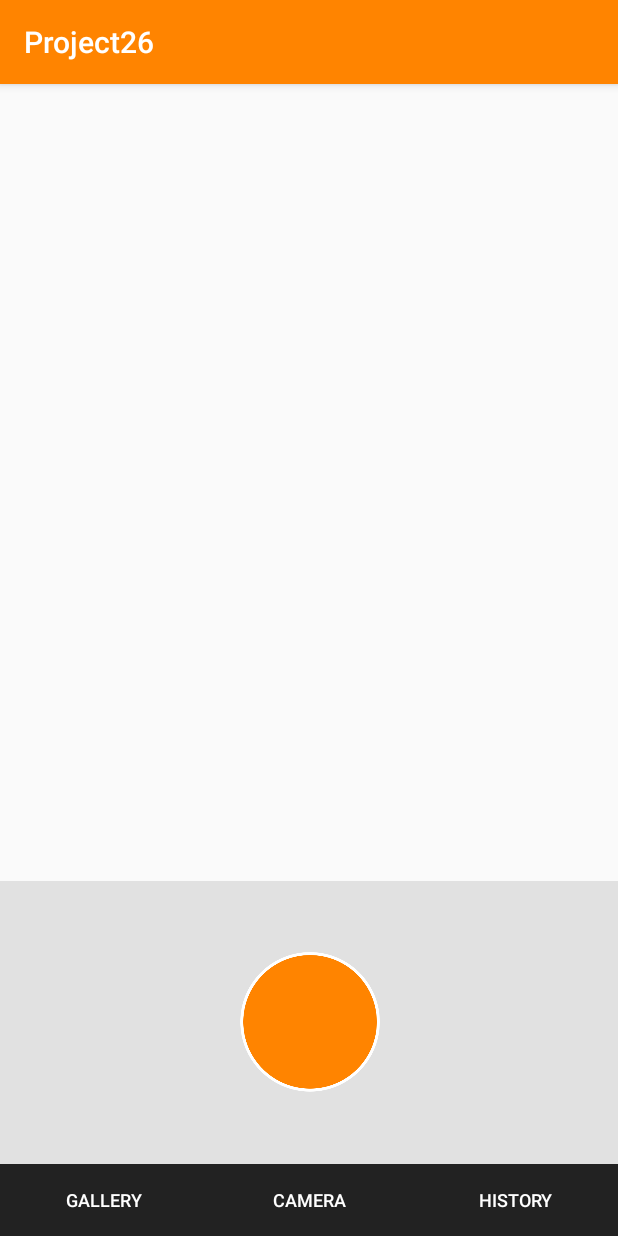
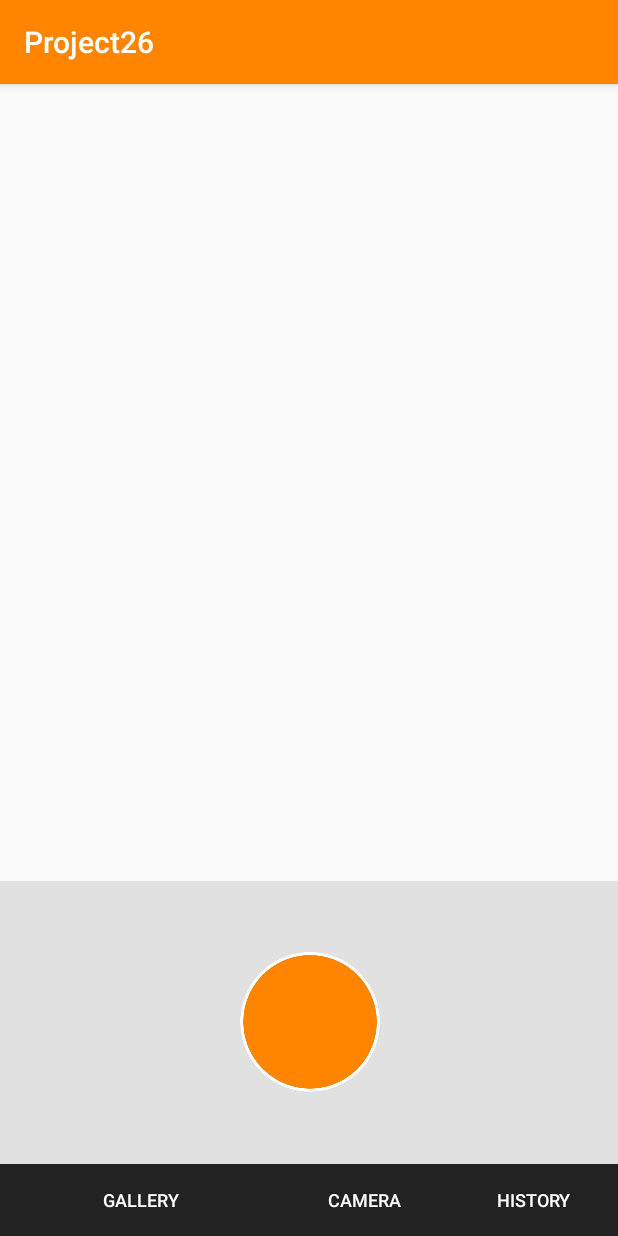
Before and after one commit to noorsyeda/cs2001-coursework-2016-17-team-26, an Android app: the screen it shows after launch (MainActivity), on a phone screen of 412 x 824 dp. Run offline under Robolectric (Android 15) with nearby library versions, the light colour scheme and no system bars.

Commit message:
Updated width of buttons

```diff
--- a/app/src/main/res/layout/activity_main.xml
+++ b/app/src/main/res/layout/activity_main.xml
@@ -37,7 +37,7 @@
         <Button
             android:layout_width="wrap_content"
             android:layout_height="wrap_content"
-            android:layout_weight="1"
+            android:layout_weight="4"
             android:text="Gallery"
             android:textSize="12sp"
             android:background="#222"
```
Also changed, not shown: 191 other files.
